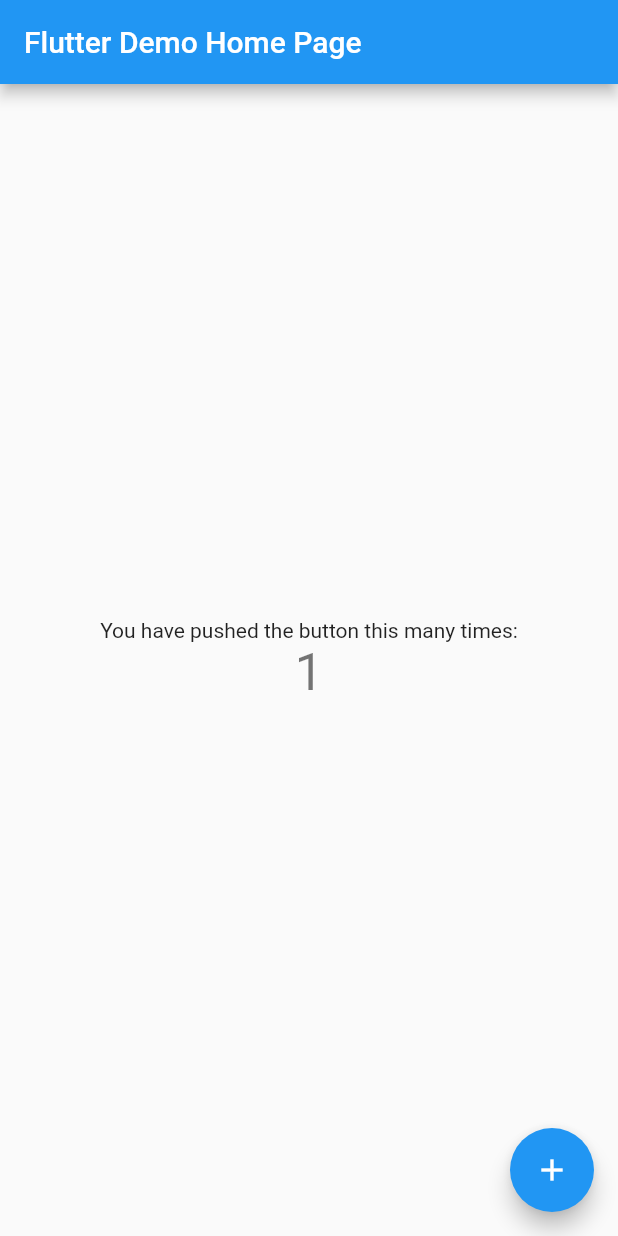
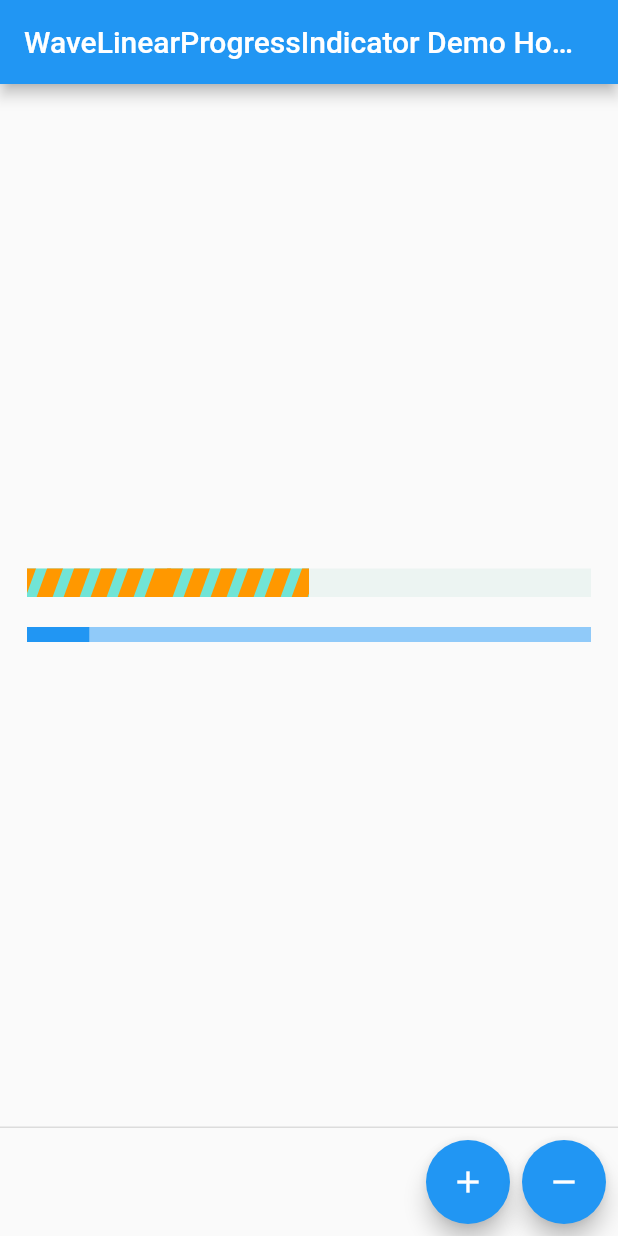
Before and after one commit to dev-zhang/wave_linear_progress_indicator, a Flutter app: the screen it shows after launch, after a tap on the "add" icon, on a phone screen of 412 x 824 dp. Run offline on Flutter 3.47's test engine with Material 2 defaults, Android fonts, the phone set to English and light mode, and no system bars.

```diff
--- a/example/lib/main.dart
+++ b/example/lib/main.dart
@@ -2,11 +2,14 @@
  * File Created: 2022-06-02 15:11:39
  * Author: ZhangYu (devzhangyu@163.com)
  * -----
- * Last Modified: 2022-06-02 15:11:51
+ * Last Modified: 2022-06-02 17:49:21
  * Modified By: ZhangYu (devzhangyu@163.com>)
  */
 
+import 'dart:math';
+
 import 'package:flutter/material.dart';
+import 'package:wave_linear_progress_indicator/wave_linear_progress_indicator.dart';
 
 void main() {
   runApp(const MyApp());
@@ -19,7 +22,7 @@ class MyApp extends StatelessWidget {
   @override
   Widget build(BuildContext context) {
     return MaterialApp(
-      title: 'Flutter Demo',
+      title: 'Flutter WaveLinearProgressIndicator Demo',
       theme: ThemeData(
         // This is the theme of your application.
         //
@@ -32,22 +35,14 @@ class MyApp extends StatelessWidget {
         // is not restarted.
         primarySwatch: Colors.blue,
       ),
-      home: const MyHomePage(title: 'Flutter Demo Home Page'),
+      home:
+          const MyHomePage(title: 'WaveLinearProgressIndicator Demo Home Page'),
     );
   }
 }
 
 class MyHomePage extends StatefulWidget {
   const MyHomePage({Key? key, required this.title}) : super(key: key);
-
-  // This widget is the home page of your application. It is stateful, meaning
-  // that it has a State object (defined below) that contains fields that affect
-  // how it looks.
-
-  // This class is the configuration for the state. It holds the values (in this
-  // case the title) provided by the parent (in this case the App widget) and
-  // used by the build method of the State. Fields in a Widget subclass are
-  // always marked "final".
 
   final String title;
 
@@ -56,68 +51,68 @@ class MyHomePage extends StatefulWidget {
 }
 
 class _MyHomePageState extends State<MyHomePage> {
-  int _counter = 0;
+  double _progress = 0;
 
-  void _incrementCounter() {
+  @override
+  Widget build(BuildContext context) {
+    return Scaffold(
+      appBar: AppBar(
+        title: Text(widget.title),
+      ),
+      body: Center(
+        child: Padding(
+          padding: const EdgeInsets.all(18.0),
+          child: Column(
+            mainAxisAlignment: MainAxisAlignment.center,
+            children: [
+              WaveLinearProgressIndicator(
+                value: _progress,
+                waveColor: Colors.orange,
+              ),
+              const SizedBox(height: 20),
+              LinearProgressIndicator(
+                value: _progress,
+                minHeight: 10,
+              )
+            ],
+          ),
+        ),
+      ),
+      // floatingActionButton: FloatingActionButton(
+      //   onPressed: _updateProgress,
+      //   tooltip: 'Increment',
+      //   child: const Icon(Icons.add),
+      // ),
+      persistentFooterButtons: [
+        FloatingActionButton(
+          onPressed: _increase,
+          tooltip: 'Increment',
+          child: const Icon(Icons.add),
+        ),
+        FloatingActionButton(
+          onPressed: _decrease,
+          tooltip: 'Decrease',
+          child: const Icon(Icons.remove),
+        )
+      ],
+    );
+  }
+
+  void _increase() {
+    final delta = Random().nextDouble();
+    double newValue = _progress + delta;
+    newValue = newValue.clamp(0, 1);
     setState(() {
-      // This call to setState tells the Flutter framework that something has
-      // changed in this State, which causes it to rerun the build method below
-      // so that the display can reflect the updated values. If we changed
-      // _counter without calling setState(), then the build method would not be
-      // called again, and so nothing would appear to happen.
-      _counter++;
+      _progress = newValue;
     });
   }
 
-  @override
-  Widget build(BuildContext context) {
-    // This method is rerun every time setState is called, for instance as done
-    // by the _incrementCounter method above.
-    //
-    // The Flutter framework has been optimized to make rerunning build methods
-    // fast, so that you can just rebuild anything that needs updating rather
-    // than having to individually change instances of widgets.
-    return Scaffold(
-      appBar: AppBar(
-        // Here we take the value from the MyHomePage object that was created by
-        // the App.build method, and use it to set our appbar title.
-        title: Text(widget.title),
-      ),
-      body: Center(
-        // Center is a layout widget. It takes a single child and positions it
-        // in the middle of the parent.
-        child: Column(
-          // Column is also a layout widget. It takes a list of children and
-          // arranges them vertically. By default, it sizes itself to fit its
-          // children horizontally, and tries to be as tall as its parent.
-          //
-          // Invoke "debug painting" (press "p" in the console, choose the
-          // "Toggle Debug Paint" action from the Flutter Inspector in Android
-          // Studio, or the "Toggle Debug Paint" command in Visual Studio Code)
-          // to see the wireframe for each widget.
-          //
-          // Column has various properties to control how it sizes itself and
-          // how it positions its children. Here we use mainAxisAlignment to
-          // center the children vertically; the main axis here is the vertical
-          // axis because Columns are vertical (the cross axis would be
-          // horizontal).
-          mainAxisAlignment: MainAxisAlignment.center,
-          children: <Widget>[
-            const Text(
-              'You have pushed the button this many times:',
-            ),
-            Text(
-              '$_counter',
-              style: Theme.of(context).textTheme.headline4,
-            ),
-          ],
-        ),
-      ),
-      floatingActionButton: FloatingActionButton(
-        onPressed: _incrementCounter,
-        tooltip: 'Increment',
-        child: const Icon(Icons.add),
-      ), // This trailing comma makes auto-formatting nicer for build methods.
-    );
+  void _decrease() {
+    final delta = Random().nextDouble();
+    double newValue = _progress - delta;
+    newValue = newValue.clamp(0, 1);
+    setState(() {
+      _progress = newValue;
+    });
   }
 }
--- a/example/pubspec.yaml
+++ b/example/pubspec.yaml
@@ -1,5 +1,5 @@
 name: example
-description: A new Flutter project.
+description: An example app for WaveLinearProgressIndicator.
 
 # The following line prevents the package from being accidentally published to
 # pub.dev using `flutter pub publish`. This is preferred for private packages.
@@ -34,6 +34,9 @@ dependencies:
   # The following adds the Cupertino Icons font to your application.
   # Use with the CupertinoIcons class for iOS style icons.
   cupertino_icons: ^1.0.2
+
+  wave_linear_progress_indicator:
+    path: ../
 
 dev_dependencies:
   flutter_test:
--- /dev/null
+++ b/lib/src/wave_linear_progress_indicator.dart
@@ -0,0 +1,175 @@
+/*
+ * File Created: 2022-06-02 14:24:09
+ * Author: ZhangYu (devzhangyu@163.com)
+ * -----
+ * Last Modified: 2022-06-02 18:16:49
+ * Modified By: ZhangYu (devzhangyu@163.com>)
+ */
+
+import 'dart:math';
+
+import 'package:flutter/material.dart';
+
+class WaveLinearProgressIndicator extends ProgressIndicator {
+  const WaveLinearProgressIndicator({
+    Key? key,
+    required double value,
+    Color? backgroundColor = const Color(0xFFECF4F2),
+    Color? color,
+    this.borderRadius,
+    this.waveWidth = 10,
+    this.waveColor = const Color(0x21FFFFFF),
+    this.waveBackgroundColor = const Color(0xFF71E4D6),
+    this.waveStep = 8,
+  }) : super(
+          key: key,
+          value: value,
+          backgroundColor: backgroundColor,
+          color: color,
+        );
+
+  final double? borderRadius;
+  final double waveWidth;
+  final Color waveBackgroundColor;
+  final double waveStep;
+  final Color waveColor;
+
+  @override
+  State<StatefulWidget> createState() => _WaveLinearProgressIndicatorState();
+}
+
+class _WaveLinearProgressIndicatorState
+    extends State<WaveLinearProgressIndicator>
+    with SingleTickerProviderStateMixin {
+  late AnimationController _controller;
+
+  Color get _backgroundColor {
+    final ProgressIndicatorThemeData indicatorTheme =
+        ProgressIndicatorTheme.of(context);
+    final Color trackColor = widget.backgroundColor ??
+        indicatorTheme.linearTrackColor ??
+        Theme.of(context).colorScheme.background;
+    return trackColor;
+  }
+
+  @override
+  void initState() {
+    _controller = AnimationController(
+        vsync: this, duration: const Duration(milliseconds: 2000));
+    _controller.repeat();
+    super.initState();
+  }
+
+  @override
+  void dispose() {
+    _controller.dispose();
+    super.dispose();
+  }
+
+  @override
+  Widget build(BuildContext context) {
+    return Container(
+      constraints: BoxConstraints(
+        minWidth: double.infinity,
+        minHeight: 19,
+      ),
+      child: CustomPaint(
+        painter: _WaveIndicatorPainter(
+          repaint: _controller,
+          backgroundColor: _backgroundColor,
+          borderRadius: widget.borderRadius,
+          waveWidth: widget.waveWidth,
+          waveBackgroundColor: widget.waveBackgroundColor,
+          waveStep: widget.waveStep,
+          waveColor: widget.waveColor,
+        ),
+      ),
+    );
+  }
+}
+
+class _WaveIndicatorPainter extends CustomPainter {
+  _WaveIndicatorPainter({
+    required this.repaint,
+    required this.backgroundColor,
+    required this.borderRadius,
+    required this.waveWidth,
+    required this.waveBackgroundColor,
+    required this.waveStep,
+    required this.waveColor,
+  }) : super(repaint: repaint);
+
+  final Animation<double> repaint;
+  final Color backgroundColor;
+  final double? borderRadius;
+  final double waveWidth;
+  final Color waveBackgroundColor;
+  final double waveStep;
+  final Color waveColor;
+
+  final Paint _paint = Paint();
+
+  @override
+  void paint(Canvas canvas, Size size) {
+    _paint
+      ..color = backgroundColor
+      ..style = PaintingStyle.fill;
+    canvas.drawRect(Offset.zero & size, _paint);
+
+    _drawWaves(canvas, size);
+  }
+
+  void _drawWaves(Canvas canvas, Size size) {
+    final progress = 0.5;
+    final width = size.width * progress;
+    _paint
+      ..color = waveBackgroundColor
+      ..style = PaintingStyle.fill;
+    canvas.drawRect(Offset.zero & Size(width, size.height), _paint);
+    canvas.clipRect(Offset.zero & Size(width, size.height));
+
+    const angle = 20;
+    _paint
+      ..color = waveColor
+      ..style = PaintingStyle.fill;
+    final count = (width / (waveStep + waveWidth)).ceil();
+
+    final height = size.height * 1.5;
+    // canvas.translate(width, 0);
+    canvas.translate(-width * repaint.value, 0);
+    canvas.save();
+    canvas.translate(0, 0);
+    for (int i = 0; i < count; i++) {
+      var dx = (waveWidth + waveStep) * i;
+      // dx *= repaint.value;
+      canvas.save();
+      canvas.translate(dx + waveWidth / 2, 0);
+      canvas.rotate(angle * pi / 180);
+
+      canvas.drawRect(
+          Offset(0, -(height - size.height) / 2) & Size(waveWidth, height),
+          _paint);
+      canvas.restore();
+    }
+    canvas.restore();
+
+    canvas.translate(width, 0);
+    for (int i = 0; i < count; i++) {
+      var dx = (waveWidth + waveStep) * i;
+      // dx *= repaint.value;
+      canvas.save();
+      canvas.translate(dx + waveWidth / 2, 0);
+      canvas.rotate(angle * pi / 180);
+
+      canvas.drawRect(
+          Offset(0, -(height - size.height) / 2) & Size(waveWidth, height),
+          _paint);
+      canvas.restore();
+    }
+    canvas.restore();
+  }
+
+  @override
+  bool shouldRepaint(covariant _WaveIndicatorPainter oldDelegate) =>
+      oldDelegate.backgroundColor != backgroundColor;
+}
--- a/lib/wave_linear_progress_indicator.dart
+++ b/lib/wave_linear_progress_indicator.dart
@@ -1,7 +1,3 @@
 library wave_linear_progress_indicator;
 
-/// A Calculator.
-class Calculator {
-  /// Returns [value] plus 1.
-  int addOne(int value) => value + 1;
-}
+export 'src/wave_linear_progress_indicator.dart';
```
Also changed, not shown: example/pubspec.lock, 1 other file.
